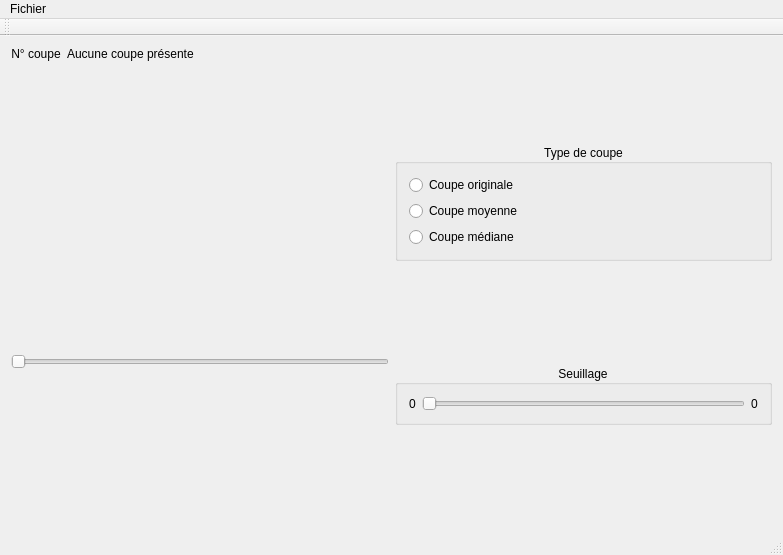
Qt form mainwindow.ui (akrah/TKDetection) before a commit.
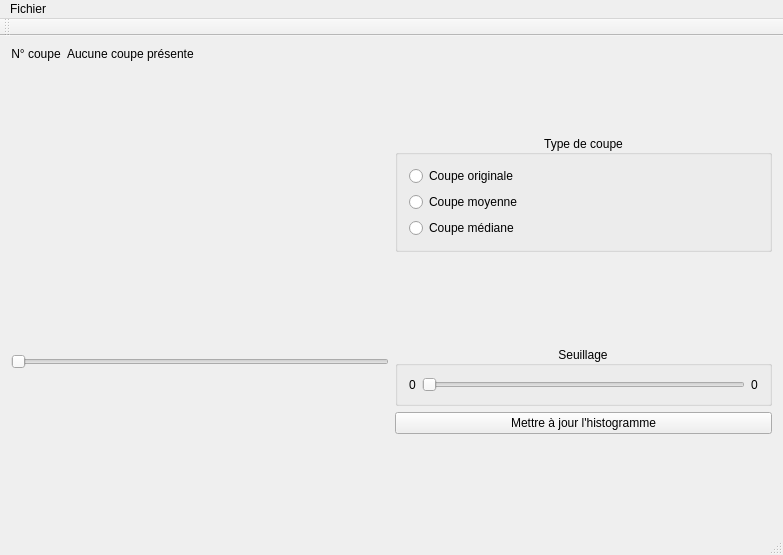
The same form after that commit. Custom widgets are drawn as their Qt base class.

Commit message: Ajout de la librairie Qwt pour l'histogramme et améliorations du code

The edit to the form file:
```diff
--- a/mainwindow.ui
+++ b/mainwindow.ui
@@ -160,6 +160,13 @@
         </layout>
        </widget>
       </item>
+      <item>
+       <widget class="QPushButton" name="_buttonUpdateHistogram">
+        <property name="text">
+         <string>Mettre à jour l'histogramme</string>
+        </property>
+       </widget>
+      </item>
       <item>
        <spacer name="verticalSpacer_2">
         <property name="orientation">
@@ -224,6 +231,11 @@
  </widget>
  <layoutdefault spacing="6" margin="11"/>
  <customwidgets>
+  <customwidget>
+   <class>QwtPlot</class>
+   <extends>QFrame</extends>
+   <header>qwt_plot.h</header>
+  </customwidget>
   <customwidget>
    <class>QxtSpanSlider</class>
    <extends>QSlider</extends>
```
Left out of the diff: 4 changed lines with no effect on the pictures. The commit also changes 11 other files.
